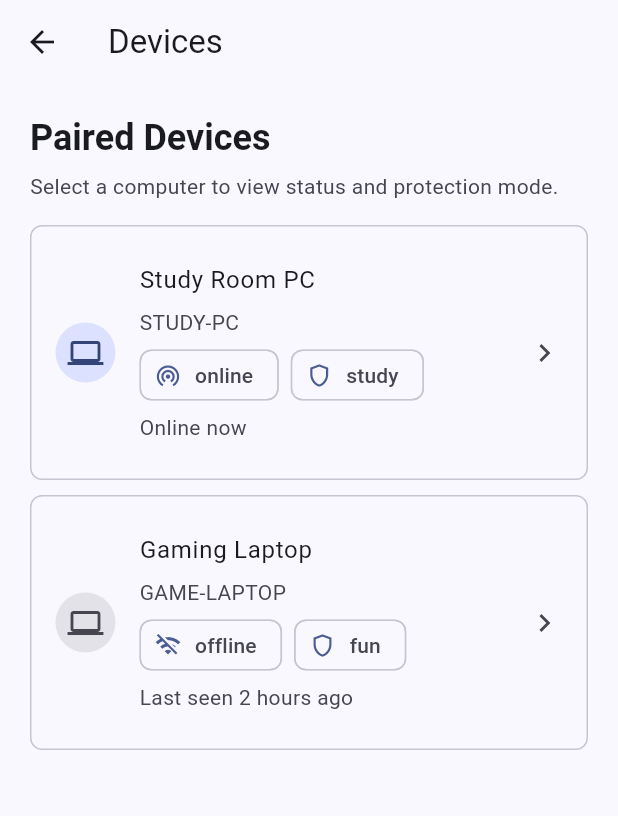
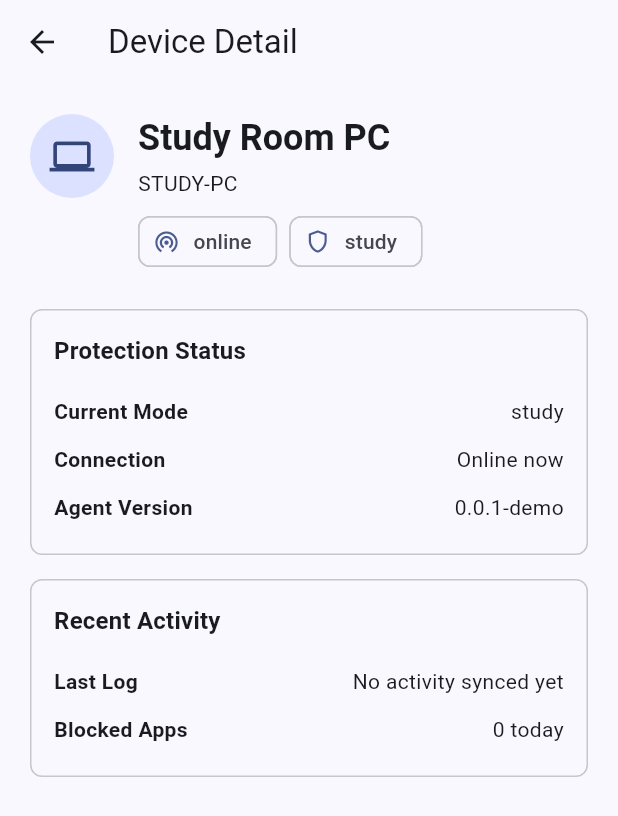
Before and after one commit to bathach56/KidGuard, a Flutter app: the DeviceListScreen screen opened directly, after a tap on "Study Room PC", on a phone screen of 412 x 824 dp. Shown: the top 816 px of the screen. Run offline on Flutter 3.47's test engine with Material 3 defaults, Android fonts, the phone set to English and light mode, and no system bars.

Commit message:
feat: add mobile device detail

```diff
--- /dev/null
+++ b/mobile/lib/src/features/devices/presentation/device_detail_screen.dart
@@ -0,0 +1,165 @@
+import 'package:flutter/material.dart';
+
+import 'device_list_screen.dart';
+
+class DeviceDetailScreen extends StatelessWidget {
+  const DeviceDetailScreen({super.key, required this.device});
+
+  final DeviceSummary device;
+
+  @override
+  Widget build(BuildContext context) {
+    final colorScheme = Theme.of(context).colorScheme;
+    final textTheme = Theme.of(context).textTheme;
+
+    return Scaffold(
+      appBar: AppBar(
+        title: const Text('Device Detail'),
+      ),
+      body: SafeArea(
+        child: ListView(
+          padding: const EdgeInsets.all(20),
+          children: [
+            Row(
+              crossAxisAlignment: CrossAxisAlignment.start,
+              children: [
+                CircleAvatar(
+                  radius: 28,
+                  backgroundColor: device.isOnline
+                      ? colorScheme.primaryContainer
+                      : colorScheme.surfaceContainerHighest,
+                  foregroundColor: device.isOnline
+                      ? colorScheme.onPrimaryContainer
+                      : colorScheme.onSurfaceVariant,
+                  child: const Icon(Icons.computer_outlined, size: 30),
+                ),
+                const SizedBox(width: 16),
+                Expanded(
+                  child: Column(
+                    crossAxisAlignment: CrossAxisAlignment.start,
+                    children: [
+                      Text(
+                        device.name,
+                        style: textTheme.headlineSmall?.copyWith(
+                          fontWeight: FontWeight.w700,
+                        ),
+                      ),
+                      const SizedBox(height: 4),
+                      Text(device.computerName),
+                      const SizedBox(height: 12),
+                      Wrap(
+                        spacing: 8,
+                        runSpacing: 8,
+                        children: [
+                          StatusChip(
+                            label: device.isOnline ? 'online' : 'offline',
+                            icon: device.isOnline
+                                ? Icons.wifi_tethering_outlined
+                                : Icons.wifi_off_outlined,
+                          ),
+                          StatusChip(
+                            label: device.mode,
+                            icon: Icons.shield_outlined,
+                          ),
+                        ],
+                      ),
+                    ],
+                  ),
+                ),
+              ],
+            ),
+            const SizedBox(height: 28),
+            _InfoSection(
+              title: 'Protection Status',
+              children: [
+                _InfoRow(label: 'Current Mode', value: device.mode),
+                _InfoRow(label: 'Connection', value: device.lastSeen),
+                const _InfoRow(label: 'Agent Version', value: '0.0.1-demo'),
+              ],
+            ),
+            const SizedBox(height: 16),
+            _InfoSection(
+              title: 'Recent Activity',
+              children: const [
+                _InfoRow(label: 'Last Log', value: 'No activity synced yet'),
+                _InfoRow(label: 'Blocked Apps', value: '0 today'),
+              ],
+            ),
+          ],
+        ),
+      ),
+    );
+  }
+}
+
+class _InfoSection extends StatelessWidget {
+  const _InfoSection({required this.title, required this.children});
+
+  final String title;
+  final List<Widget> children;
+
+  @override
+  Widget build(BuildContext context) {
+    final colorScheme = Theme.of(context).colorScheme;
+    final textTheme = Theme.of(context).textTheme;
+
+    return DecoratedBox(
+      decoration: BoxDecoration(
+        border: Border.all(color: colorScheme.outlineVariant),
+        borderRadius: BorderRadius.circular(8),
+      ),
+      child: Padding(
+        padding: const EdgeInsets.all(16),
+        child: Column(
+          crossAxisAlignment: CrossAxisAlignment.start,
+          children: [
+            Text(
+              title,
+              style: textTheme.titleMedium?.copyWith(
+                fontWeight: FontWeight.w700,
+              ),
+            ),
+            const SizedBox(height: 12),
+            ...children,
+          ],
+        ),
+      ),
+    );
+  }
+}
+
+class _InfoRow extends StatelessWidget {
+  const _InfoRow({required this.label, required this.value});
+
+  final String label;
+  final String value;
+
+  @override
+  Widget build(BuildContext context) {
+    final textTheme = Theme.of(context).textTheme;
+
+    return Padding(
+      padding: const EdgeInsets.symmetric(vertical: 6),
+      child: Row(
+        crossAxisAlignment: CrossAxisAlignment.start,
+        children: [
+          Expanded(
+            child: Text(
+              label,
+              style: textTheme.bodyMedium?.copyWith(
+                fontWeight: FontWeight.w600,
+              ),
+            ),
+          ),
+          const SizedBox(width: 16),
+          Expanded(
+            child: Text(
+              value,
+              textAlign: TextAlign.end,
+            ),
+          ),
+        ],
+      ),
+    );
+  }
+}
--- a/mobile/lib/src/features/devices/presentation/device_list_screen.dart
+++ b/mobile/lib/src/features/devices/presentation/device_list_screen.dart
@@ -1,17 +1,19 @@
 import 'package:flutter/material.dart';
+
+import 'device_detail_screen.dart';
 
 class DeviceListScreen extends StatelessWidget {
   const DeviceListScreen({super.key});
 
   static const _devices = [
-    _DeviceListItem(
+    DeviceSummary(
       name: 'Study Room PC',
       computerName: 'STUDY-PC',
       mode: 'study',
       isOnline: true,
       lastSeen: 'Online now',
     ),
-    _DeviceListItem(
+    DeviceSummary(
       name: 'Gaming Laptop',
       computerName: 'GAME-LAPTOP',
       mode: 'fun',
@@ -66,7 +68,7 @@ class DeviceListScreen extends StatelessWidget {
 class _DeviceTile extends StatelessWidget {
   const _DeviceTile({required this.device});
 
-  final _DeviceListItem device;
+  final DeviceSummary device;
 
   @override
   Widget build(BuildContext context) {
@@ -99,15 +101,19 @@ class _DeviceTile extends StatelessWidget {
               spacing: 8,
               runSpacing: 8,
               children: [
-                _StatusChip(
+                StatusChip(
                   label: device.isOnline ? 'online' : 'offline',
                   icon: device.isOnline
                       ? Icons.wifi_tethering_outlined
                       : Icons.wifi_off_outlined,
                 ),
-                _StatusChip(
+                const StatusChip(
+                  label: 'mode',
+                  icon: Icons.shield_outlined,
+                ),
+                StatusChip(
                   label: device.mode,
-                  icon: Icons.shield_outlined,
+                  icon: Icons.tune_outlined,
                 ),
               ],
             ),
@@ -117,13 +123,19 @@ class _DeviceTile extends StatelessWidget {
         ),
       ),
       trailing: const Icon(Icons.chevron_right),
-      onTap: () {},
+      onTap: () {
+        Navigator.of(context).push(
+          MaterialPageRoute<void>(
+            builder: (_) => DeviceDetailScreen(device: device),
+          ),
+        );
+      },
     );
   }
 }
 
-class _StatusChip extends StatelessWidget {
-  const _StatusChip({required this.label, required this.icon});
+class StatusChip extends StatelessWidget {
+  const StatusChip({super.key, required this.label, required this.icon});
 
   final String label;
   final IconData icon;
@@ -139,8 +151,8 @@ class _StatusChip extends StatelessWidget {
   }
 }
 
-class _DeviceListItem {
-  const _DeviceListItem({
+class DeviceSummary {
+  const DeviceSummary({
     required this.name,
     required this.computerName,
     required this.mode,
```
Also changed, not shown: 3 other files.
